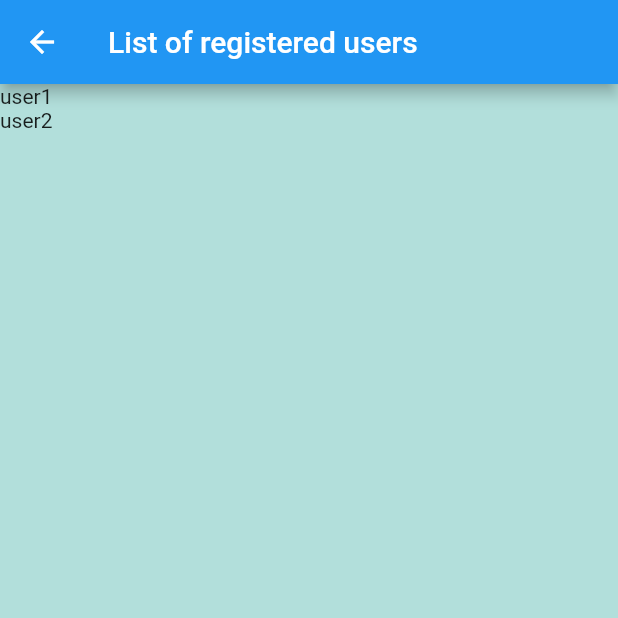
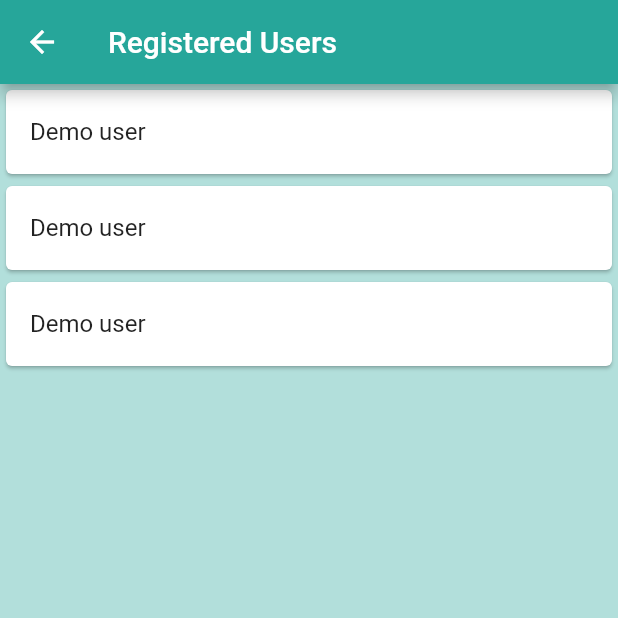
Before and after one commit to urantiatech/authenticator_flutter, a Flutter app: the UserListPage screen opened directly, on a phone screen of 412 x 824 dp, the top half of it. Run offline on Flutter 3.47's test engine with Material 2 defaults, Android fonts, the phone set to English and light mode, and no system bars.

Commit message:
fixed overflow error when keyboard

```diff
--- a/lib/register.dart
+++ b/lib/register.dart
@@ -15,8 +15,10 @@ class _RegisterPageState extends State<RegisterPage> {
     return Scaffold(
       backgroundColor: Colors.teal[100],
       body: SafeArea(
+        child: Center(
+          child: SingleChildScrollView(
             child: Column(
-          mainAxisAlignment: MainAxisAlignment.center,
+              // mainAxisAlignment: MainAxisAlignment.center,
               children: [
                 Text(
                   'Welcome!',
@@ -153,6 +155,8 @@ class _RegisterPageState extends State<RegisterPage> {
               ],
             ),
           ),
+        ),
+      ),
     );
   }
 }
--- a/lib/userList.dart
+++ b/lib/userList.dart
@@ -10,14 +10,46 @@ class _UserListPageState extends State<UserListPage> {
   Widget build(BuildContext context) {
     return Scaffold(
       appBar: AppBar(
-        title: Text('List of registered users'),
+        title: Text('Registered Users'),
+        backgroundColor: Colors.teal[400],
       ),
       backgroundColor: Colors.teal[100],
       body: SafeArea(
         child: Column(
           children: [
-            Text('user1'),
-            Text('user2'),
+            Card(
+              child: InkWell(
+                splashColor: Colors.teal[200],
+                onTap: () {
+                  print('Card tapped.');
+                },
+                child: ListTile(
+                  title: Text('Demo user'),
+                ),
+              ),
+            ),
+            Card(
+              child: InkWell(
+                splashColor: Colors.teal[200],
+                onTap: () {
+                  print('Card tapped.');
+                },
+                child: ListTile(
+                  title: Text('Demo user'),
+                ),
+              ),
+            ),
+            Card(
+              child: InkWell(
+                splashColor: Colors.teal[200],
+                onTap: () {
+                  print('Card tapped.');
+                },
+                child: ListTile(
+                  title: Text('Demo user'),
+                ),
+              ),
+            ),
           ],
         ),
       ),
```
Also changed, not shown: lib/main.dart (+29 -15 lines). Lines whose indentation alone changed are shown as unchanged.
